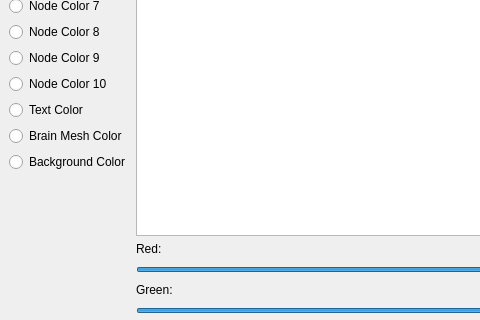
This is colorsettings.ui in Namr/Connected as Qt 5 draws it before an edit; both pictures show x 0 to 480 and y 169 to 489 of the 800 by 600 pixel window. The edited form follows.
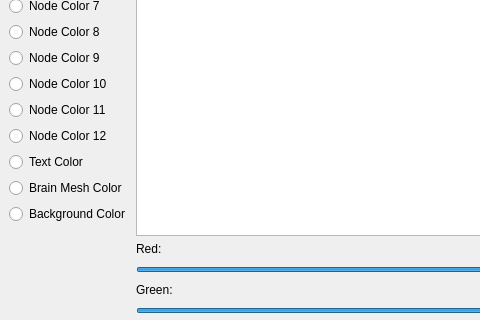
This is the edited form.

Commit message: Fixed color picker and save/load option

The edit to the form file:
```diff
--- a/colorsettings.ui
+++ b/colorsettings.ui
@@ -92,6 +92,20 @@
           </property>
          </widget>
         </item>
+        <item>
+         <widget class="QRadioButton" name="radioButton_14">
+          <property name="text">
+           <string>Node Color 11</string>
+          </property>
+         </widget>
+        </item>
+        <item>
+         <widget class="QRadioButton" name="radioButton_15">
+          <property name="text">
+           <string>Node Color 12</string>
+          </property>
+         </widget>
+        </item>
         <item>
          <widget class="QRadioButton" name="radioButton_9">
           <property name="text">
```
Left out of the diff: 2 changed lines with no effect on the pictures. The commit also changes 3 other files.
